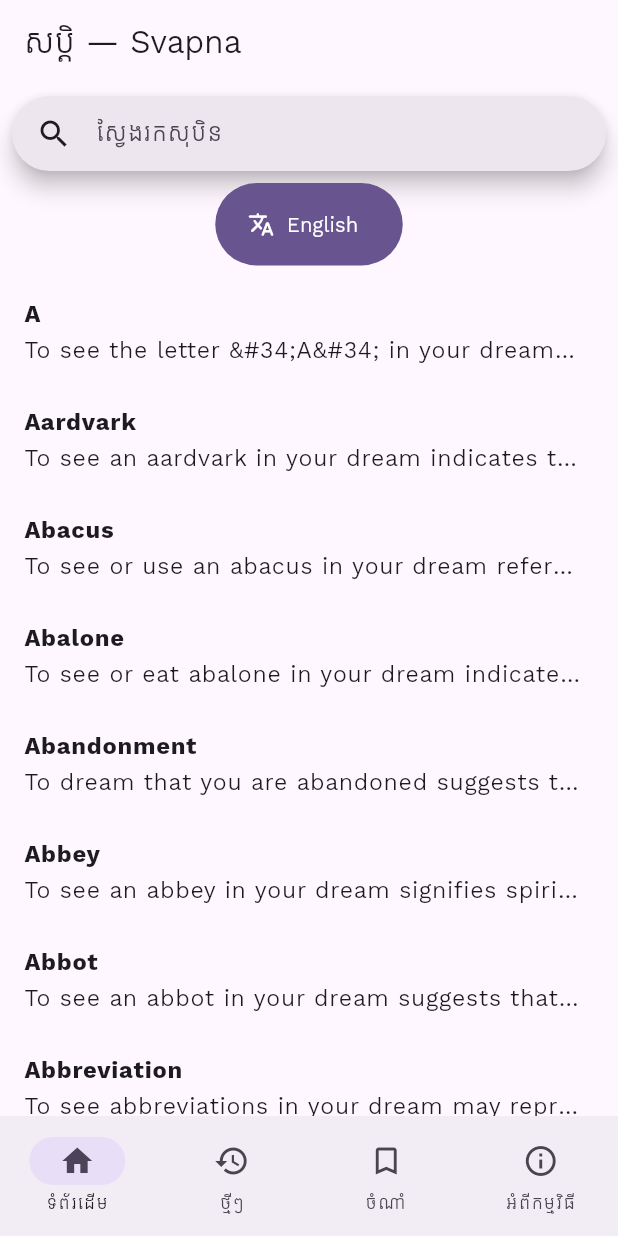
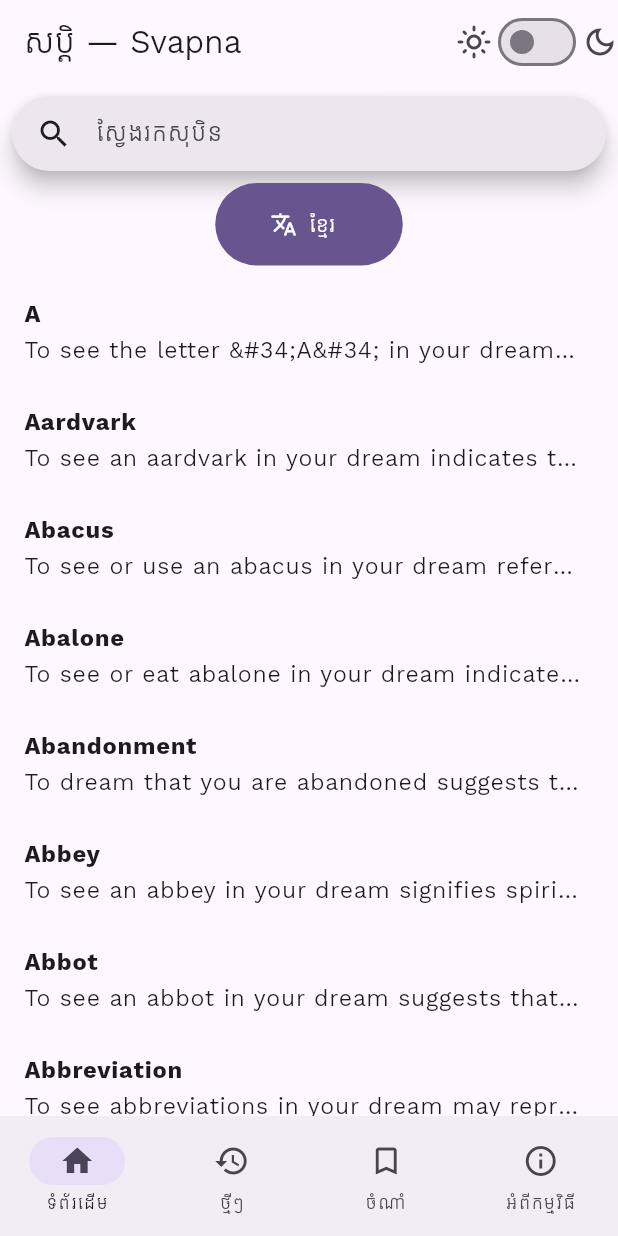
Before and after one commit to fidele007/svapna, a Flutter app: the screen it shows after launch, on a phone screen of 412 x 824 dp. Run offline on Flutter 3.47's test engine with Material 3 defaults, Android fonts, the phone set to English and light mode, and no system bars; our stand-ins replace flutter_widget_from_html_core, get_storage, share_plus.

Commit message:
feat: Add theme toggle

```diff
--- a/lib/main.dart
+++ b/lib/main.dart
@@ -9,12 +9,14 @@
 import 'package:svapna/providers/bookmarks_provider.dart';
 import 'package:svapna/providers/history_provider.dart';
 import 'package:svapna/providers/language_provider.dart';
+import 'package:svapna/providers/theme_provider.dart';
 
 void main() async {
   await GetStorage.init();
   runApp(
     MultiProvider(
       providers: [
+        ChangeNotifierProvider(create: (_) => ThemeProvider()),
         ChangeNotifierProvider(create: (_) => LanguageProvider()),
         ChangeNotifierProvider(create: (_) => HistoryProvider()),
         ChangeNotifierProvider(create: (_) => BookmarksProvider()),
@@ -42,10 +44,17 @@
         GlobalCupertinoLocalizations.delegate,
       ],
       supportedLocales: LanguageProvider.supportedLocales,
-      themeMode: ThemeMode.system,
+      themeMode: Provider.of<ThemeProvider>(context).currentTheme,
       theme: ThemeData(
-        colorScheme: ColorScheme.fromSeed(seedColor: Colors.deepPurple),
+        // colorScheme: ColorScheme.fromSeed(seedColor: Colors.deepPurple),
         useMaterial3: true,
+        colorSchemeSeed: Colors.deepPurple,
+        fontFamily: 'Kantumruy Pro',
+      ),
+      darkTheme: ThemeData(
+        useMaterial3: true,
+        brightness: Brightness.dark,
+        colorSchemeSeed: Colors.deepPurple,
         fontFamily: 'Kantumruy Pro',
       ),
       home: const App(),
--- a/lib/models/pref.dart
+++ b/lib/models/pref.dart
@@ -5,6 +5,7 @@
 import 'dream.dart';
 
 class Pref {
+  static final theme = 'light'.val('theme');
   static final language = 'kh'.val('language');
 
   static final Pref instance = Pref();
--- /dev/null
+++ b/lib/providers/theme_provider.dart
@@ -0,0 +1,34 @@
+import 'package:flutter/material.dart';
+
+import 'package:svapna/models/pref.dart';
+
+class ThemeProvider extends ChangeNotifier {
+  ThemeMode currentTheme = getThemeModeFromString(Pref.theme.val);
+
+  setTheme(ThemeMode theme) {
+    switch (theme) {
+      case ThemeMode.system:
+        Pref.theme.val = 'system';
+      case ThemeMode.light:
+        Pref.theme.val = 'light';
+      case ThemeMode.dark:
+        Pref.theme.val = 'dark';
+    }
+    currentTheme = theme;
+
+    notifyListeners();
+  }
+
+  static ThemeMode getThemeModeFromString(themeString) {
+    switch (themeString) {
+      case 'system':
+        return ThemeMode.system;
+      case 'light':
+        return ThemeMode.light;
+      case 'dark':
+        return ThemeMode.dark;
+      default:
+        return ThemeMode.system;
+    }
+  }
+}
--- a/lib/screens/home_screen.dart
+++ b/lib/screens/home_screen.dart
@@ -6,6 +6,7 @@
 import 'package:svapna/models/dream.dart';
 import 'package:svapna/models/language.dart';
 import 'package:svapna/providers/language_provider.dart';
+import 'package:svapna/providers/theme_provider.dart';
 import 'package:svapna/services/dream_service.dart';
 import 'package:svapna/styles/styles.dart';
 
@@ -30,9 +31,14 @@
   List<Dream> _allDreams = [];
   List<Dream> _filteredDreams = [];
 
+  late bool _isDark;
+
   @override
   void initState() {
     super.initState();
+
+    _isDark = Provider.of<ThemeProvider>(context, listen: false).currentTheme ==
+        ThemeMode.dark;
 
     loadDreams();
   }
@@ -55,6 +61,20 @@
     return Scaffold(
       appBar: AppBar(
         title: const Text('សប្តិ — Svapna'),
+        actions: [
+          Icon(Icons.light_mode_outlined),
+          Switch.adaptive(
+            value: _isDark,
+            onChanged: (bool isDark) {
+              Provider.of<ThemeProvider>(context, listen: false)
+                  .setTheme(isDark ? ThemeMode.dark : ThemeMode.light);
+              setState(() {
+                _isDark = isDark;
+              });
+            },
+          ),
+          Icon(Icons.dark_mode_outlined)
+        ],
       ),
       body: Column(
         children: [
@@ -106,7 +126,7 @@
                   onPressed: onLangButtonPressed,
                   icon: const Icon(Icons.translate_rounded),
                   label: Text(
-                    context.read<LanguageProvider>().nextLocale.displayName,
+                    context.read<LanguageProvider>().locale.displayName,
                   ),
                 ),
               ],
```
